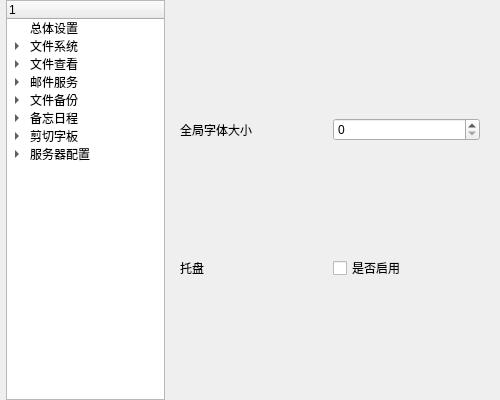
3548848289/UniFileHub, file setting/ui/Setting.ui: the form before one commit.
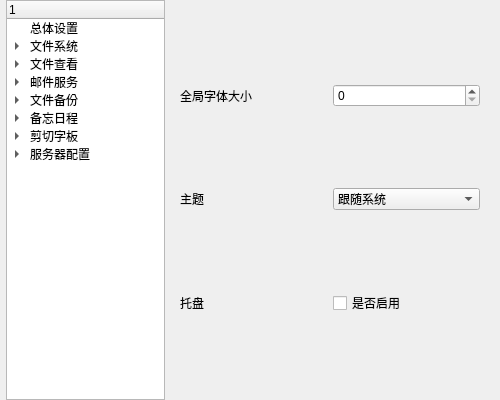
The form after the commit. The open tabs and pages were chosen to show the change. Icons and pictures are not drawn.

The edit to the form file:
```diff
--- a/setting/ui/Setting.ui
+++ b/setting/ui/Setting.ui
@@ -132,14 +132,17 @@
      </property>
      <widget class="QWidget" name="all_setting">
       <layout class="QGridLayout" name="gridLayout_4">
-       <item row="1" column="0">
+       <item row="2" column="0">
         <widget class="QLabel" name="all_setting_label2">
          <property name="text">
           <string>托盘</string>
          </property>
         </widget>
        </item>
-       <item row="1" column="1">
+       <item row="0" column="1">
+        <widget class="QSpinBox" name="all_setting_spinBox"/>
+       </item>
+       <item row="2" column="1">
         <widget class="QCheckBox" name="all_setting_checkBox">
          <property name="text">
           <string>是否启用</string>
@@ -153,8 +156,37 @@
          </property>
         </widget>
        </item>
-       <item row="0" column="1">
-        <widget class="QSpinBox" name="all_setting_spinBox"/>
+       <item row="1" column="0">
+        <widget class="QLabel" name="all_setting_label3">
+         <property name="sizePolicy">
+          <sizepolicy hsizetype="Preferred" vsizetype="Fixed">
+           <horstretch>0</horstretch>
+           <verstretch>0</verstretch>
+          </sizepolicy>
+         </property>
+         <property name="text">
+          <string>主题</string>
+         </property>
+        </widget>
+       </item>
+       <item row="1" column="1">
+        <widget class="QComboBox" name="all_setting_comboBox">
+         <item>
+          <property name="text">
+           <string>跟随系统</string>
+          </property>
+         </item>
+         <item>
+          <property name="text">
+           <string>浅色模式</string>
+          </property>
+         </item>
+         <item>
+          <property name="text">
+           <string>深色模式</string>
+          </property>
+         </item>
+        </widget>
        </item>
       </layout>
      </widget>
```
Left out of the diff: 2 changed lines with no effect on the pictures.
